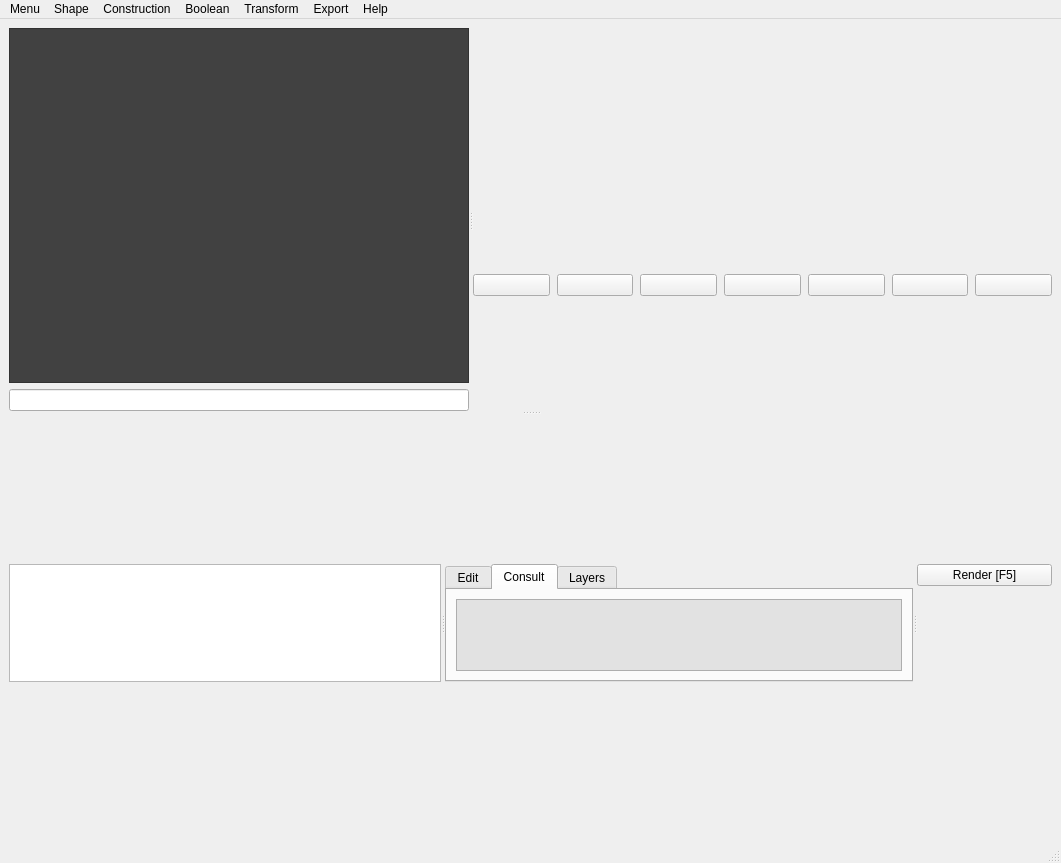
Tanneguydv/poccad, file poccad.ui: the form before one commit.
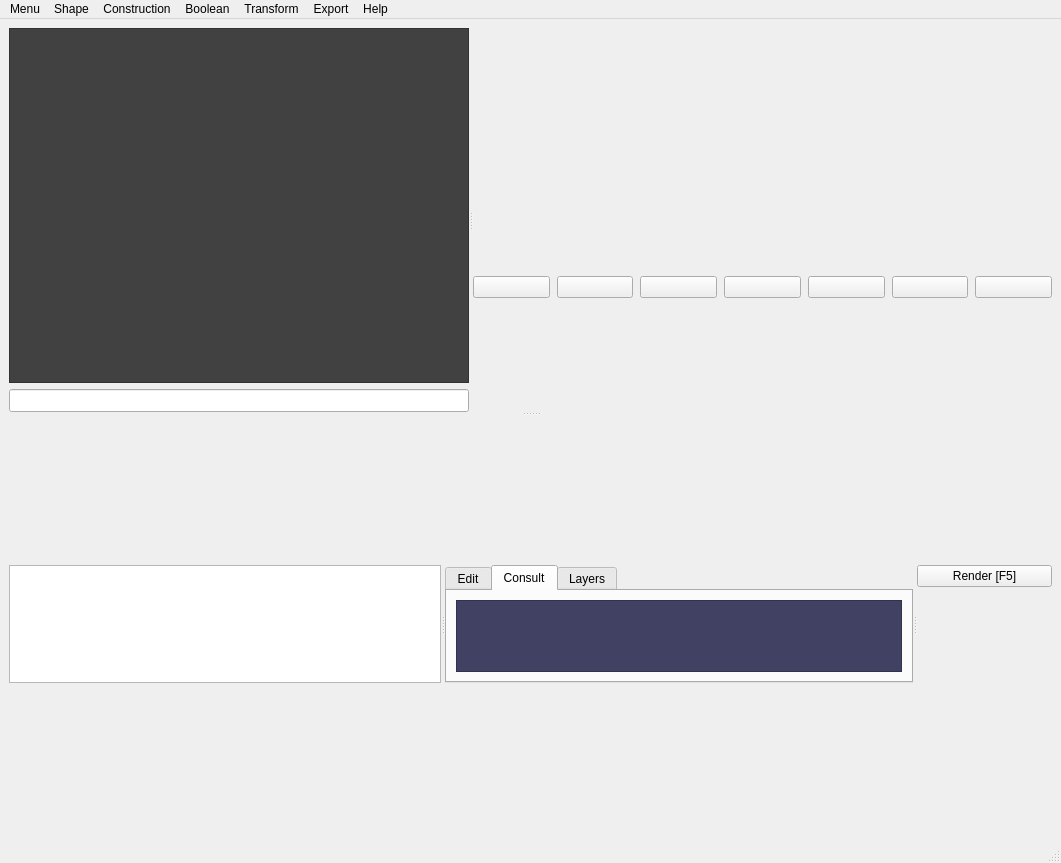
The form after the commit. The open tabs and pages were chosen to show the change. Icons and pictures are not drawn. Custom widgets are drawn as their Qt base class.

```diff
--- a/poccad.ui
+++ b/poccad.ui
@@ -195,6 +195,17 @@
             </item>
             <item>
              <widget class="QLineEdit" name="entryline">
+              <property name="sizePolicy">
+               <sizepolicy hsizetype="Expanding" vsizetype="Fixed">
+                <horstretch>1</horstretch>
+                <verstretch>0</verstretch>
+               </sizepolicy>
+              </property>
+              <property name="font">
+               <font>
+                <pointsize>10</pointsize>
+               </font>
+              </property>
               <property name="clearButtonEnabled">
                <bool>false</bool>
               </property>
@@ -437,8 +448,136 @@
                     <verstretch>0</verstretch>
                    </sizepolicy>
                   </property>
+                  <property name="palette">
+                   <palette>
+                    <active>
+                     <colorrole role="Button">
+                      <brush brushstyle="SolidPattern">
+                       <color alpha="255">
+                        <red>65</red>
+                        <green>65</green>
+                        <blue>100</blue>
+                       </color>
+                      </brush>
+                     </colorrole>
+                     <colorrole role="Text">
+                      <brush brushstyle="SolidPattern">
+                       <color alpha="255">
+                        <red>255</red>
+                        <green>255</green>
+                        <blue>255</blue>
+                       </color>
+                      </brush>
+                     </colorrole>
+                     <colorrole role="Base">
+                      <brush brushstyle="SolidPattern">
+                       <color alpha="255">
+                        <red>65</red>
+                        <green>65</green>
+                        <blue>100</blue>
+                       </color>
+                      </brush>
+                     </colorrole>
+                     <colorrole role="Window">
+                      <brush brushstyle="SolidPattern">
+                       <color alpha="255">
+                        <red>65</red>
+                        <green>65</green>
+                        <blue>100</blue>
+                       </color>
+                      </brush>
+                     </colorrole>
+                    </active>
+                    <inactive>
+                     <colorrole role="Button">
+                      <brush brushstyle="SolidPattern">
+                       <color alpha="255">
+                        <red>65</red>
+                        <green>65</green>
+                        <blue>100</blue>
+                       </color>
+                      </brush>
+                     </colorrole>
+                     <colorrole role="Text">
+                      <brush brushstyle="SolidPattern">
+                       <color alpha="255">
+                        <red>255</red>
+                        <green>255</green>
+                        <blue>255</blue>
+                       </color>
+                      </brush>
+                     </colorrole>
+                     <colorrole role="Base">
+                      <brush brushstyle="SolidPattern">
+                       <color alpha="255">
+                        <red>65</red>
+                        <green>65</green>
+                        <blue>100</blue>
+                       </color>
+                      </brush>
+                     </colorrole>
+                     <colorrole role="Window">
+                      <brush brushstyle="SolidPattern">
+                       <color alpha="255">
+                        <red>65</red>
+                        <green>65</green>
+                        <blue>100</blue>
+                       </color>
+                      </brush>
+                     </colorrole>
+                    </inactive>
+                    <disabled>
+                     <colorrole role="Button">
+                      <brush brushstyle="SolidPattern">
+                       <color alpha="255">
+                        <red>65</red>
+                        <green>65</green>
+                        <blue>100</blue>
+                       </color>
+                      </brush>
+                     </colorrole>
+                     <colorrole role="Text">
+                      <brush brushstyle="SolidPattern">
+                       <color alpha="255">
+                        <red>120</red>
+                        <green>120</green>
+                        <blue>120</blue>
+                       </color>
+                      </brush>
+                     </colorrole>
+                     <colorrole role="Base">
+                      <brush brushstyle="SolidPattern">
+                       <color alpha="255">
+                        <red>65</red>
+                        <green>65</green>
+                        <blue>100</blue>
+                       </color>
+                      </brush>
+                     </colorrole>
+                     <colorrole role="Window">
+                      <brush brushstyle="SolidPattern">
+                       <color alpha="255">
+                        <red>65</red>
+                        <green>65</green>
+                        <blue>100</blue>
+                       </color>
+                      </brush>
+                     </colorrole>
+                    </disabled>
+                   </palette>
+                  </property>
+                  <property name="font">
+                   <font>
+                    <family>Consolas</family>
+                    <pointsize>10</pointsize>
+                    <weight>50</weight>
+                    <italic>false</italic>
+                    <bold>false</bold>
+                   </font>
+                  </property>
                   <property name="styleSheet">
-                   <string notr="true">background-color:rgb(226, 226, 226)</string>
+                   <string notr="true">background-color:rgb(65, 65, 100);
+font: 10pt &quot;Consolas&quot;;</string>
                   </property>
                   <property name="tabChangesFocus">
                    <bool>false</bool>
```
Left out of the diff: 135 changed lines with no effect on the pictures.
